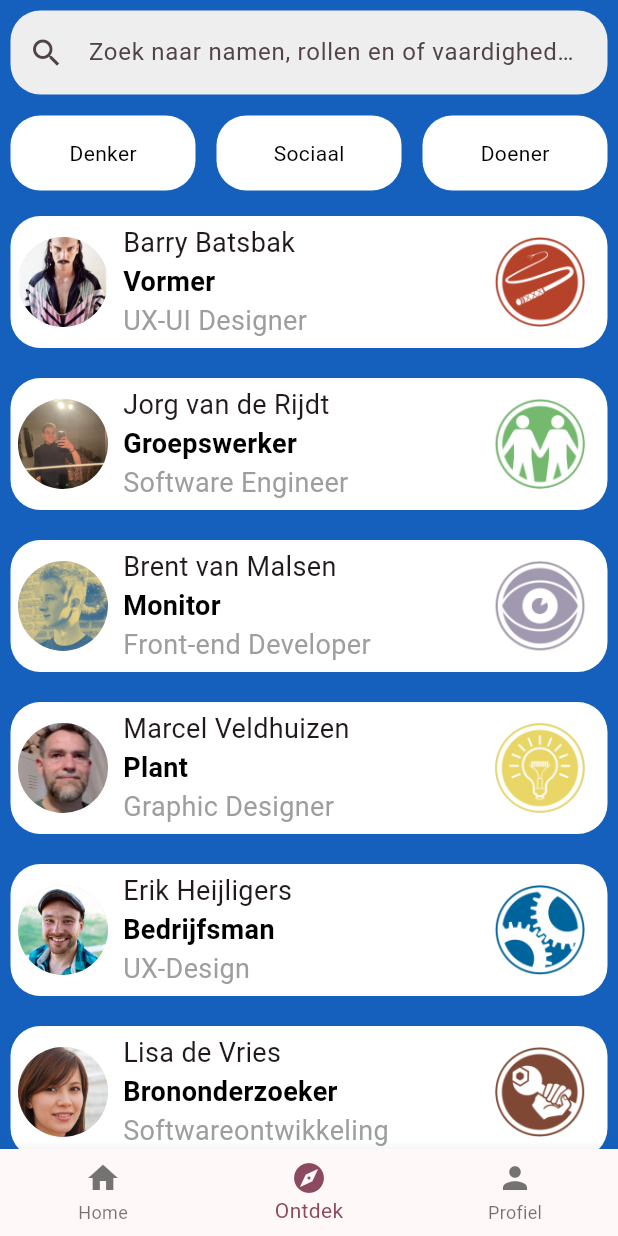
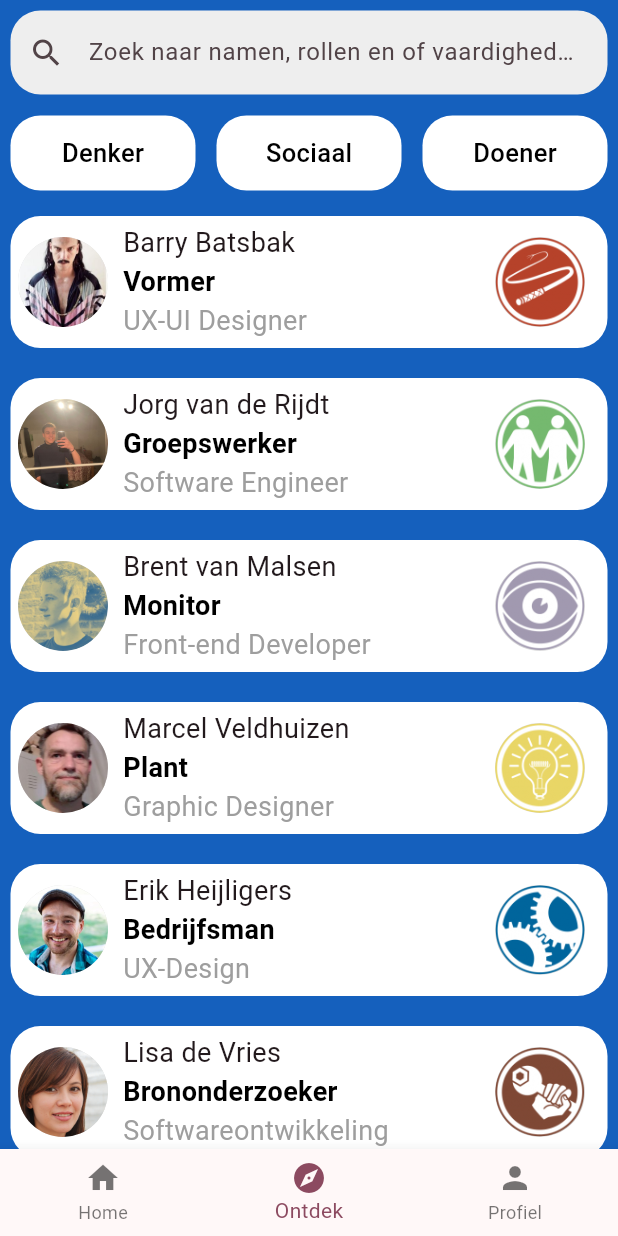
Before and after one commit to brentvanmalsen/rolradar, a Flutter app: the screen it shows after launch, item 2 of the bottom bar chosen, on a phone screen of 412 x 824 dp. Run offline on Flutter 3.47's test engine with Material 3 defaults, Android fonts, the phone set to English and light mode, and no system bars.

Commit message:
styling knoppen aangepast

```diff
--- a/lib/ontdek_page.dart
+++ b/lib/ontdek_page.dart
@@ -152,7 +152,11 @@ class OntdekPage extends StatelessWidget {
                     child: Center(
                       child: Text(
                         'Denker',
-                        style: TextStyle(color: Colors.black),
+                        style: TextStyle(
+                          color: Colors.black,
+                          fontWeight: FontWeight.w500,
+                          fontSize: 17,
+                        ),
                       ),
                     ),
                   ),
@@ -168,7 +172,11 @@ class OntdekPage extends StatelessWidget {
                     child: Center(
                       child: Text(
                         'Sociaal',
-                        style: TextStyle(color: Colors.black),
+                        style: TextStyle(
+                          color: Colors.black,
+                          fontWeight: FontWeight.w500,
+                          fontSize: 17,
+                        ),
                       ),
                     ),
                   ),
@@ -184,7 +192,11 @@ class OntdekPage extends StatelessWidget {
                     child: Center(
                       child: Text(
                         'Doener',
-                        style: TextStyle(color: Colors.black),
+                        style: TextStyle(
+                          color: Colors.black,
+                          fontWeight: FontWeight.w500,
+                          fontSize: 17,
+                        ),
                       ),
                     ),
                   ),
```
